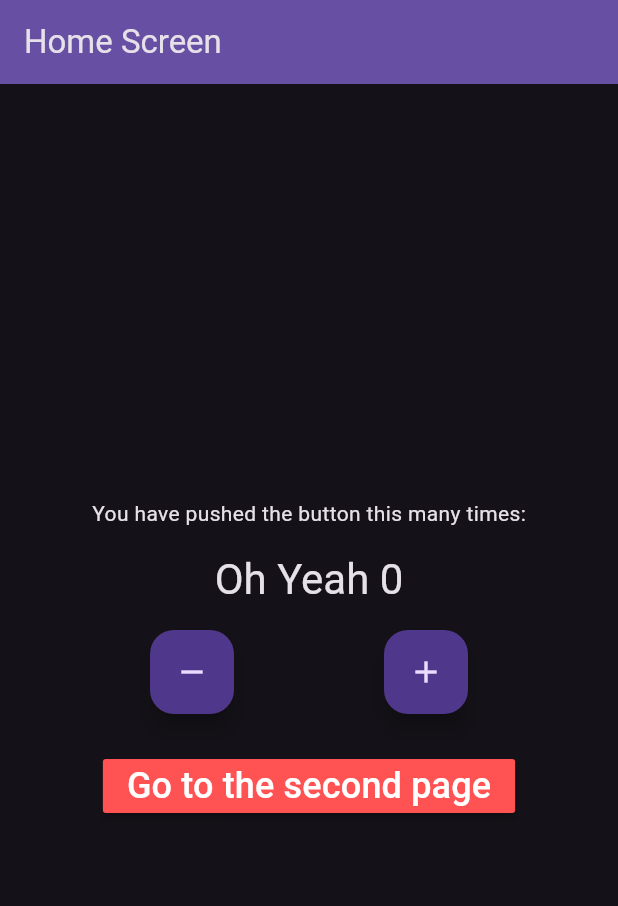
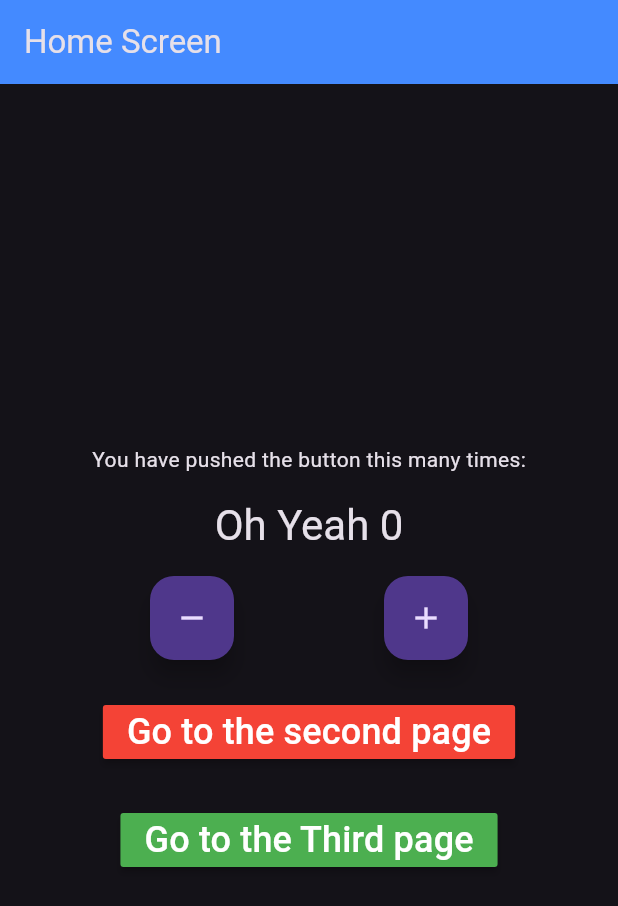
Before and after one commit to AhmedKhaled8907/counter-app-with-bloc, a Flutter app: the screen it shows after launch, on a phone screen of 412 x 824 dp. Shown: the top 906 px of the screen. Run offline on Flutter 3.47's test engine with Material 3 defaults, Android fonts, the phone set to English and light mode, and no system bars; our stand-ins replace flutter_bloc.

Commit message:
routing with Named Routes

```diff
--- a/lib/main.dart
+++ b/lib/main.dart
@@ -1,5 +1,7 @@
 import 'package:counter_app/cubit/counter_cubit.dart';
 import 'package:counter_app/presentation/screens/home_screen.dart';
+import 'package:counter_app/presentation/screens/second_screen.dart';
+import 'package:counter_app/presentation/screens/third_screen.dart';
 import 'package:flutter/material.dart';
 import 'package:flutter_bloc/flutter_bloc.dart';
 
@@ -7,8 +9,15 @@ void main() {
   runApp(const MyApp());
 }
 
-class MyApp extends StatelessWidget {
+class MyApp extends StatefulWidget {
   const MyApp({super.key});
+
+  @override
+  State<MyApp> createState() => _MyAppState();
+}
+
+class _MyAppState extends State<MyApp> {
+  final CounterCubit _counterCubit = CounterCubit();
 
   @override
   Widget build(BuildContext context) {
@@ -18,10 +27,26 @@ class MyApp extends StatelessWidget {
       theme: ThemeData(
         brightness: Brightness.dark,
       ),
-      home:  BlocProvider(
-        create: (context) => CounterCubit(),
-        child: const HomeScreen(color: Colors.blueAccent),
-      ),
+      routes: {
+        '/': (context) => BlocProvider.value(
+              value: _counterCubit,
+              child: const HomeScreen(color: Colors.blueAccent),
+            ),
+        '/second': (context) => BlocProvider.value(
+              value: _counterCubit,
+              child: const SecondScreen(color: Colors.green),
+            ),
+        '/third': (context) => BlocProvider.value(
+              value: _counterCubit,
+              child: const ThirdScreen(color: Colors.orange),
+            ),
+      },
     );
   }
+
+  @override
+  void dispose() {
+    super.dispose();
+    _counterCubit.close();
+  }
 }
--- a/lib/presentation/screens/home_screen.dart
+++ b/lib/presentation/screens/home_screen.dart
@@ -12,7 +12,7 @@ class HomeScreen extends StatelessWidget {
   Widget build(BuildContext context) {
     return Scaffold(
       appBar: AppBar(
-        backgroundColor: Theme.of(context).colorScheme.inversePrimary,
+        backgroundColor: color,
         title: const Text('Home Screen'),
       ),
       body: BlocListener<CounterCubit, CounterState>(
@@ -98,20 +98,24 @@ class HomeScreen extends StatelessWidget {
               ),
               const SizedBox(height: 24),
               MaterialButton(
-                color: Colors.redAccent,
+                color: Colors.red,
                 child: const Text(
                   'Go to the second page',
                   style: TextStyle(fontSize: 24),
                 ),
                 onPressed: () {
-                  Navigator.of(context).push(
-                    MaterialPageRoute(
-                      builder: (_) => BlocProvider.value(
-                        value: BlocProvider.of<CounterCubit>(context),
-                        child: const SecondScreen(color: Colors.redAccent),
-                      ),
-                    ),
-                  );
+                  Navigator.of(context).pushNamed('/second');
+                },
+              ),
+              const SizedBox(height: 24),
+              MaterialButton(
+                color: Colors.green,
+                child: const Text(
+                  'Go to the Third page',
+                  style: TextStyle(fontSize: 24),
+                ),
+                onPressed: () {
+                  Navigator.of(context).pushNamed('/third');
                 },
               ),
             ],
--- a/lib/presentation/screens/second_screen.dart
+++ b/lib/presentation/screens/second_screen.dart
@@ -12,7 +12,7 @@ class SecondScreen extends StatelessWidget {
   Widget build(BuildContext context) {
     return Scaffold(
       appBar: AppBar(
-        backgroundColor: Theme.of(context).colorScheme.inversePrimary,
+        backgroundColor: color,
         title: const Text('Second Screen'),
       ),
       body: BlocListener<CounterCubit, CounterState>(
--- a/lib/presentation/screens/third_screen.dart
+++ b/lib/presentation/screens/third_screen.dart
@@ -11,7 +11,7 @@ class ThirdScreen extends StatelessWidget {
   Widget build(BuildContext context) {
     return Scaffold(
       appBar: AppBar(
-        backgroundColor: Theme.of(context).colorScheme.inversePrimary,
+        backgroundColor: color,
         title: const Text('Third Screen'),
       ),
       body: BlocListener<CounterCubit, CounterState>(
```
